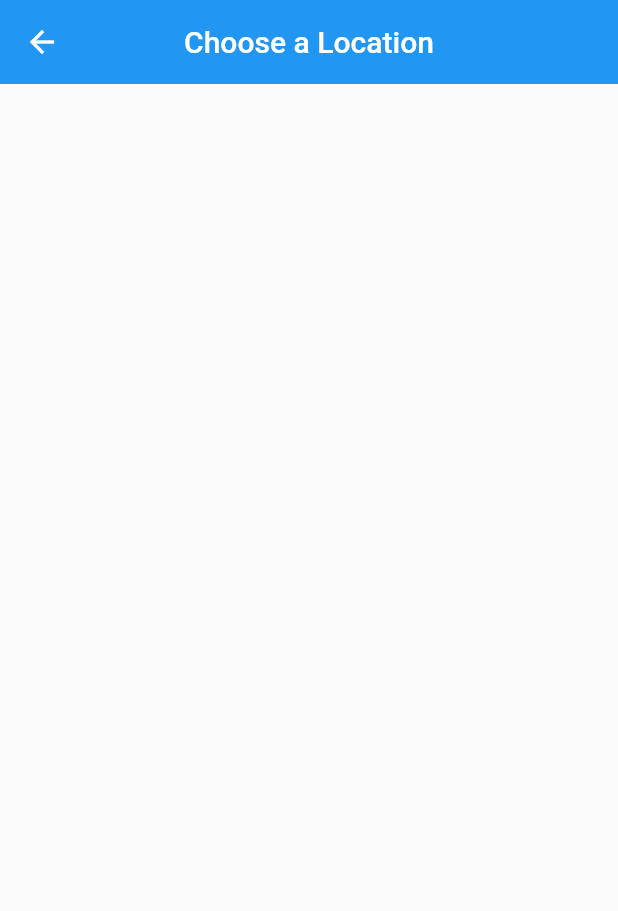
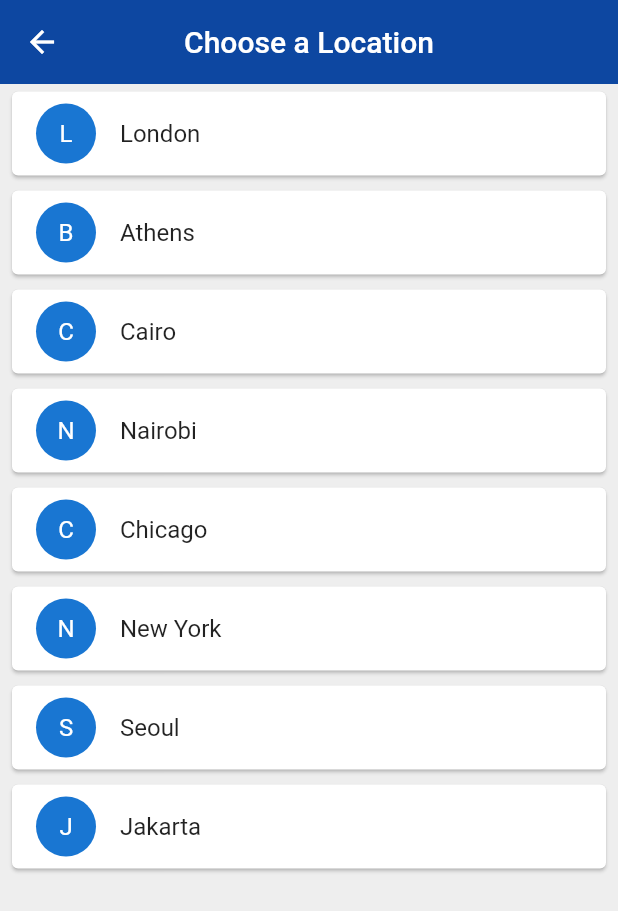
Before and after one commit to priyamarya089/WorldTime, a Flutter app: the ChooseLocation screen opened by its route, on a phone screen of 412 x 824 dp. Shown: the top 911 px of the screen. Run offline on Flutter 3.47's test engine with Material 2 defaults, Android fonts, the phone set to English and light mode, and no system bars; our stand-ins replace flutter_spinkit; network calls fail.

Commit message:
location list added

```diff
--- a/lib/pages/choose_location.dart
+++ b/lib/pages/choose_location.dart
@@ -1,4 +1,8 @@
+import 'dart:convert';
+import 'package:http/http.dart' as http;
+
 import 'package:flutter/material.dart';
+import 'package:world_time/services/world_time.dart';
 
 class ChooseLocation extends StatefulWidget {
   @override
@@ -7,14 +11,71 @@ class ChooseLocation extends StatefulWidget {
 
 class _ChooseLocationState extends State<ChooseLocation> {
 
+  List<WorldTime> locations = [
+    WorldTime(url: 'Europe/London', location: 'London', flag: 'L'),
+    WorldTime(url: 'Europe/Berlin', location: 'Athens', flag: 'B'),
+    WorldTime(url: 'Africa/Cairo', location: 'Cairo', flag: 'C'),
+    WorldTime(url: 'Africa/Nairobi', location: 'Nairobi', flag: 'N'),
+    WorldTime(url: 'America/Chicago', location: 'Chicago', flag: 'C'),
+    WorldTime(url: 'America/New_York', location: 'New York', flag: 'N'),
+    WorldTime(url: 'Asia/Seoul', location: 'Seoul', flag: 'S'),
+    WorldTime(url: 'Asia/Jakarta', location: 'Jakarta', flag: 'J'),
+  ];
+
+  void updateTime(index) async {
+    await locations[index].getTime();
+    Navigator.pop(context, {
+      'location': locations[index].location,
+      'time': locations[index].time,
+      'flag': locations[index].flag,
+      'isDaytime': locations[index].isDaytime,
+    });
+  }
+
+  @override
+  void initState() {
+        super.initState();
+        getData();
+  }
+
+
+
+  Future<void> getData() async {
+    var url = 'http://worldtimeapi.org/api/timezone';
+    var response = await http.get('http://worldtimeapi.org/api/timezone/$url');
+    Map data = jsonDecode(response.body);
+
+    print(data);
+  }
+
   @override
   Widget build(BuildContext context) {
-    return Scaffold(
+      return Scaffold(
+      backgroundColor: Colors.grey[200],
       appBar: AppBar(
+        backgroundColor: Colors.blue[900],
         title: Text('Choose a Location'),
-        backgroundColor: Colors.blue,
         centerTitle: true,
         elevation: 0,
+      ),
+      body: ListView.builder(
+        itemCount: locations.length,
+        itemBuilder: (context, index) {
+          return Padding(
+            padding: const EdgeInsets.symmetric(vertical: 1.0, horizontal: 4.0),
+            child: Card(
+              child: ListTile(
+                onTap: () {
+                  updateTime(index);
+                },
+                title: Text(locations[index].location),
+                leading: CircleAvatar(
+                  child: Text(locations[index].flag),
+                ),
+              ),
+            ),
+          );
+        }
       ),
     );
   }
--- a/lib/services/world_time.dart
+++ b/lib/services/world_time.dart
@@ -1,9 +1,11 @@
 import 'dart:convert';
 import 'package:http/http.dart' as http;
+import 'package:intl/intl.dart';
 
 class WorldTime {
 
   String location,time,flag,url;
+  bool isDaytime ;
 
   WorldTime({this.location,this.flag,this.url});
 
@@ -22,7 +24,9 @@ class WorldTime {
     DateTime now = DateTime.parse(datetime);
     now  = now.add(Duration(hours : int.parse(offset)));
 
-    time = now.toString();
+    isDaytime = now.hour > 6 && now.hour < 20  ? true : false;
+    time = DateFormat.jm().format(now);
+    // time = now.toString();
     // print(time);
     }
     catch(e){
```
Also changed, not shown: lib/pages/home.dart (+49 -5 lines), lib/pages/loading.dart (+14 -2 lines), pubspec.yaml (+4 -3 lines), images/day.jpeg (added), images/day1.jpeg (added), images/day2.jpeg (added), images/day3.jpeg (added), images/day4.jpeg (added), images/night.jpeg (added), images/night1.jpeg (added), images/night2.jpeg (added), images/night3.jpeg (added), pubspec.lock.
